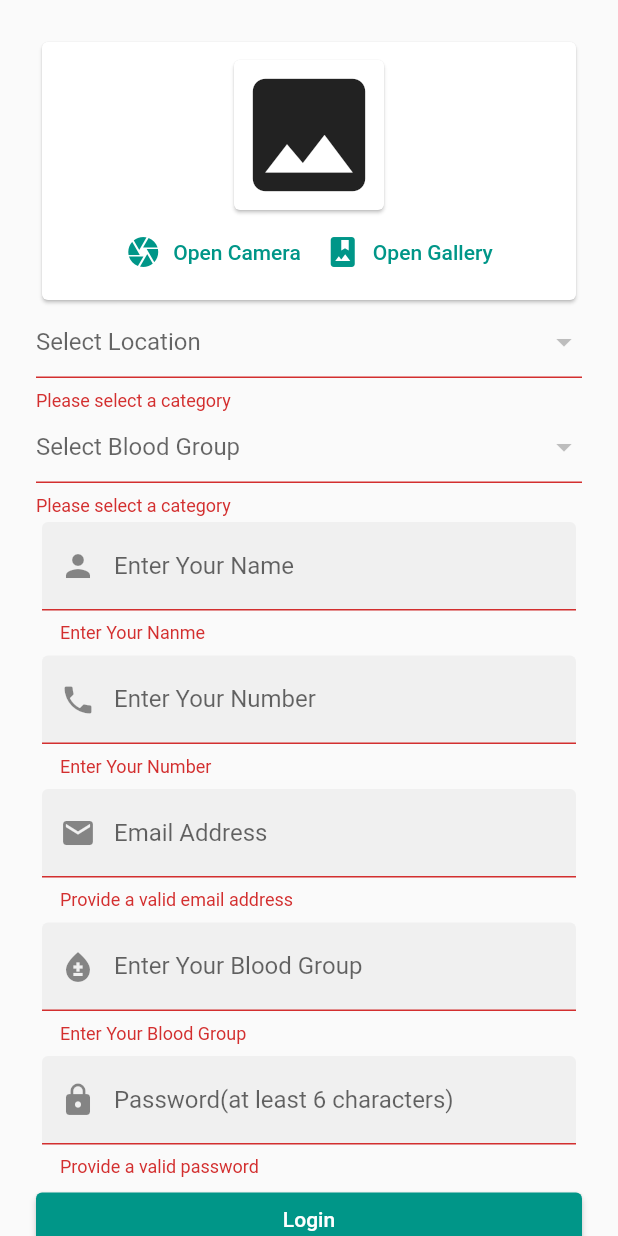
After one commit to EmonSikder121/Blood_Donate.App, a Flutter app: the RegistrationPage screen opened by its route, after a tap on "Login", on a phone screen of 412 x 824 dp. The commit adds this screen. Run offline on Flutter 3.47's test engine with Material 2 defaults, Android fonts, the phone set to English and light mode, and no system bars; our stand-ins replace cached_network_image, cloud_firestore, firebase_auth, firebase_core, firebase_storage, flutter_easyloading and 1 more; accounts and stored records are empty.

Commit message:
problem solve

```diff
--- a/lib/admin/admin_auth/admin_auth.dart
+++ b/lib/admin/admin_auth/admin_auth.dart
@@ -1,6 +1,7 @@
 import 'package:firebase_auth/firebase_auth.dart';
 
-import '../admin_db/admin_db.dart';
+import '../../dbHelper/Dbhelper.dart';
+
 
 class AuthService {
   static final _auth = FirebaseAuth.instance;
--- a/lib/admin/admin_db/admin_db.dart
+++ b/lib/dbHelper/Dbhelper.dart
@@ -33,9 +33,9 @@ class DbHelper {
   static Stream<QuerySnapshot<Map<String, dynamic>>> getAllDonorByBloodCategory(
       BloodCategoryModel bloodCategoryModel) =>
       _db
-          .collection(areaCategory)
-          .where(bloodcategoryFieldName,
-          isEqualTo: bloodCategoryModel.bloodcategoryId)
+          .collection(donarCollection)
+          .where('$donorFieldarealist.$areacategoryFieldName',
+          isEqualTo: bloodCategoryModel.bloodcategoryName)
           // .where(productFieldAvailable, isEqualTo: true)
           .snapshots();
 
@@ -43,9 +43,9 @@ class DbHelper {
   static Stream<QuerySnapshot<Map<String, dynamic>>> getAllDonorByAreaCategory(
       AreaCategoryModel areaCategoryModel) =>
       _db
-          .collection(areaCategory)
-          .where(areacategoryFieldName,
-          isEqualTo: areaCategoryModel.areacategoryId)
+          .collection(donarCollection)
+          .where('$donorFieldarealist.$areacategoryFieldName',
+          isEqualTo: areaCategoryModel.areacategoryName)
       // .where(productFieldAvailable, isEqualTo: true)
           .snapshots();
 
@@ -56,4 +56,16 @@ class DbHelper {
   static Stream<QuerySnapshot<Map<String, dynamic>>> getAllBloodCategories() =>
       _db.collection(bloodCategory).snapshots();
 
+
+  static Future<void> addUser(DonarModel donarModel) {
+    return _db
+        .collection(donarCollection)
+        .doc(donarModel.donorId)
+        .set(donarModel.toMap());
+  }
+
+  static Stream<DocumentSnapshot<Map<String, dynamic>>> getUserInfo(
+      String uid) =>
+      _db.collection(donarCollection).doc(uid).snapshots();
+
 }
--- /dev/null
+++ b/lib/user/pages/donor_registration page.dart
@@ -0,0 +1,326 @@
+import 'dart:io';
+
+import 'package:blood_donate_app/admin/model/area_catagory_model.dart';
+import 'package:blood_donate_app/admin/model/blood_catagory_model.dart';
+import 'package:blood_donate_app/user/pages/donor_profile.dart';
+import 'package:firebase_auth/firebase_auth.dart';
+import 'package:flutter/material.dart';
+import 'package:flutter_easyloading/flutter_easyloading.dart';
+import 'package:image_picker/image_picker.dart';
+import 'package:provider/provider.dart';
+import '../../provider/admin_provider.dart';
+import '../../provider/donar_provider.dart';
+
+import '../models/user_model.dart';
+
+import '../user_auth/user_auth_service.dart';
+
+
+class RegistrationPage extends StatefulWidget {
+  static const String routeName = '/registrationPage';
+
+  const RegistrationPage({Key? key}) : super(key: key);
+
+  @override
+  State<RegistrationPage> createState() => _LoginPageState();
+}
+
+class _LoginPageState extends State<RegistrationPage> {
+  final _formKey = GlobalKey<FormState>();
+  late UserProvider _userProvider;
+  final _emailController = TextEditingController();
+  final _passwordController = TextEditingController();
+  final _namedController = TextEditingController();
+  final _numberController = TextEditingController();
+  final _bloodController = TextEditingController();
+  String? thumbnailImageLocalPath;
+  AreaCategoryModel? areaCategoryModel;
+  BloodCategoryModel? bloodCategoryModel;
+  String _errMsg = '';
+  late UserProvider userProvider;
+
+  @override
+  void didChangeDependencies() {
+    userProvider = Provider.of<UserProvider>(context, listen: false);
+    super.didChangeDependencies();
+  }
+
+  @override
+  Widget build(BuildContext context) {
+    return Scaffold(
+      body: Center(
+        child: Form(
+          key: _formKey,
+          child: ListView(
+            padding: const EdgeInsets.all(24),
+            shrinkWrap: true,
+            children: [
+              Card(
+                child: Padding(
+                  padding: const EdgeInsets.all(8.0),
+                  child: Column(
+                    mainAxisSize: MainAxisSize.min,
+                    children: [
+                      Card(
+                        child: thumbnailImageLocalPath == null
+                            ? const Icon(
+                          Icons.photo,
+                          size: 100,
+                        )
+                            : Image.file(
+                          File(thumbnailImageLocalPath!),
+                          width: 100,
+                          height: 100,
+                          fit: BoxFit.cover,
+                        ),
+                      ),
+                      Wrap(
+                        crossAxisAlignment: WrapCrossAlignment.center,
+                        children: [
+                          TextButton.icon(
+                            onPressed: () {
+                              _getImage(ImageSource.camera);
+                            },
+                            icon: const Icon(Icons.camera),
+                            label: const Text('Open Camera'),
+                          ),
+                          TextButton.icon(
+                            onPressed: () {
+                              _getImage(ImageSource.gallery);
+                            },
+                            icon: const Icon(Icons.photo_album),
+                            label: const Text('Open Gallery'),
+                          ),
+                        ],
+                      )
+                    ],
+                  ),
+                ),
+              ),
+              Consumer<AdminProvider>(
+                builder: (context, provider, child) =>
+                    DropdownButtonFormField<AreaCategoryModel>(
+                      hint: const Text('Select Location'),
+                      value: areaCategoryModel,
+                      isExpanded: true,
+                      validator: (value) {
+                        if (value == null) {
+                          return 'Please select a category';
+                        }
+                        return null;
+                      },
+                      items: provider.AreaCategoryList
+                          .map((catModel) => DropdownMenuItem<AreaCategoryModel>(
+                        value: catModel,
+                        child: Text(catModel.areacategoryName),
+                      ))
+                          .toList(),
+                      onChanged: (value) {
+                        setState(() {
+                          areaCategoryModel = value;
+                        });
+                      },
+                    ),
+              ),
+              Consumer<AdminProvider>(
+                builder: (context, provider, child) =>
+                    DropdownButtonFormField<BloodCategoryModel>(
+                      hint: const Text('Select Blood Group'),
+                      value: bloodCategoryModel,
+                      isExpanded: true,
+                      validator: (value) {
+                        if (value == null) {
+                          return 'Please select a category';
+                        }
+                        return null;
+                      },
+                      items: provider.BloodCategoryList
+                          .map((catModel) => DropdownMenuItem<BloodCategoryModel>(
+                        value: catModel,
+                        child: Text(catModel.bloodcategoryName),
+                      ))
+                          .toList(),
+                      onChanged: (value) {
+                        setState(() {
+                          bloodCategoryModel = value;
+                        });
+                      },
+                    ),
+              ),
+              Padding(
+                padding: const EdgeInsets.all(4.0),
+                child: TextFormField(
+                  controller: _namedController,
+                  keyboardType: TextInputType.text,
+                  decoration: const InputDecoration(
+                      filled: true,
+                      prefixIcon: Icon(Icons.person),
+                      labelText: 'Enter Your Name'),
+                  validator: (value) {
+                    if (value == null || value.isEmpty) {
+                      return 'Enter Your Nanme';
+                    }
+                    return null;
+                  },
+                ),
+              ),
+              Padding(
+                padding: const EdgeInsets.all(4.0),
+                child: TextFormField(
+                  controller: _numberController,
+                  keyboardType: TextInputType.number,
+                  decoration: const InputDecoration(
+                      filled: true,
+                      prefixIcon: Icon(Icons.phone),
+                      labelText: 'Enter Your Number'),
+                  validator: (value) {
+                    if (value == null || value.isEmpty) {
+                      return 'Enter Your Number';
+                    }
+                    return null;
+                  },
+                ),
+              ),
+              Padding(
+                padding: const EdgeInsets.all(4.0),
+                child: TextFormField(
+                  controller: _emailController,
+                  keyboardType: TextInputType.emailAddress,
+                  decoration: const InputDecoration(
+                      filled: true,
+                      prefixIcon: Icon(Icons.email),
+                      labelText: 'Email Address'),
+                  validator: (value) {
+                    if (value == null || value.isEmpty) {
+                      return 'Provide a valid email address';
+                    }
+                    return null;
+                  },
+                ),
+              ),
+              Padding(
+                padding: const EdgeInsets.all(4.0),
+                child: TextFormField(
+                  controller: _bloodController,
+                  keyboardType: TextInputType.text,
+                  decoration: const InputDecoration(
+                      filled: true,
+                      prefixIcon: Icon(Icons.bloodtype),
+                      labelText: 'Enter Your Blood Group'),
+                  validator: (value) {
+                    if (value == null || value.isEmpty) {
+                      return 'Enter Your Blood Group';
+                    }
+                    return null;
+                  },
+                ),
+              ),
+              Padding(
+                padding: const EdgeInsets.all(4.0),
+                child: TextFormField(
+                  controller: _passwordController,
+                  //obscureText: true,
+                  decoration: const InputDecoration(
+                      filled: true,
+                      prefixIcon: Icon(Icons.lock),
+                      labelText: 'Password(at least 6 characters)'),
+                  validator: (value) {
+                    if (value == null || value.isEmpty) {
+                      return 'Provide a valid password';
+                    }
+                    return null;
+                  },
+                ),
+              ),
+              ElevatedButton(
+                onPressed: () {
+                  _authenticate();
+                },
+                child: const Text('Login'),
+              ),
+              const Center(child: Text('OR', style: TextStyle(fontSize: 20),),),
+              TextButton.icon(
+                icon: const Icon(
+                  Icons.g_mobiledata,
+                  size: 30,
+                ),
+                onPressed: _signInWithGoogle,
+                label: const Text('Sign In with Google'),
+              ),
+
+              Padding(
+                padding: const EdgeInsets.all(8.0),
+                child: Text(
+                  _errMsg,
+                  style: const TextStyle(fontSize: 18, color: Colors.red),
+                ),
+              ),
+            ],
+          ),
+        ),
+      ),
+    );
+  }
+
+  void _getImage(ImageSource imageSource) async {
+    final pickedImage = await ImagePicker().pickImage(
+      source: imageSource,
+      imageQuality: 70,
+    );
+    if (pickedImage != null) {
+      setState(() {
+        thumbnailImageLocalPath = pickedImage.path;
+      });
+    }
+  }
+
+  @override
+  void dispose() {
+    _emailController.dispose();
+    _passwordController.dispose();
+    _namedController.dispose();
+    _numberController.dispose();
+    _bloodController.dispose();
+    super.dispose();
+  }
+
+  void _authenticate() async {
+    if (_formKey.currentState!.validate()) {
+      EasyLoading.show(status: 'Please wait', dismissOnTap: false);
+      String? downloadUrl;
+      final email = _emailController.text;
+      final password = _passwordController.text;
+      UserCredential userCredential;
+      try {
+        userCredential = await AuthService.register(email, password);
+          downloadUrl = await _userProvider.uploadImage(thumbnailImageLocalPath!);
+          final userModel = DonarModel(
+            donorId: userCredential.user!.uid,
+            email: userCredential.user!.email!,
+            donorName:_namedController.text,
+            number: _namedController.hashCode,
+            bloodGroup: _bloodController.text,
+            thumbnailImageUrl: downloadUrl,
+            areaCategory: areaCategoryModel!,
+            bloodCategory: bloodCategoryModel!
+          );
+          await userProvider.addUser(userModel);
+
+        EasyLoading.dismiss();
+        Navigator.pushReplacementNamed(context, Profile.routeName);
+
+      } on FirebaseAuthException catch (error) {
+        EasyLoading.dismiss();
+        setState(() {
+          _errMsg = error.message!;
+        });
+      }
+    }
+  }
+
+  void _signInWithGoogle() async {
+
+  }
+
+
+}
--- /dev/null
+++ b/lib/user/user_auth/user_auth_service.dart
@@ -0,0 +1,25 @@
+import 'package:firebase_auth/firebase_auth.dart';
+
+class AuthService {
+  static UserCredential? userCredential;
+  static final _auth = FirebaseAuth.instance;
+  static User? get currentUser => _auth.currentUser;
+
+
+  static Future<UserCredential> register(String email, String password) async {
+    final credential = await _auth.createUserWithEmailAndPassword(
+        email: email, password: password);
+    return credential;
+  }
+
+  static Future<UserCredential> login(String email, String password) async {
+    final credential = await _auth.signInWithEmailAndPassword(
+        email: email, password: password);
+
+    return credential;
+  }
+
+  static Future<void> logout() {
+    return _auth.signOut();
+  }
+}
```
Also changed, not shown: lib/admin/pages/developer.dart (added, +34 -0 lines), lib/main.dart (+11 -7 lines), lib/provider/admin_provider.dart (+19 -5 lines), lib/provider/donar_provider.dart (added, +40 -0 lines), lib/user/pages/donar_launcharpage.dart (+12 -12 lines), lib/user/pages/donar_loginpage.dart (+88 -42 lines), lib/user/pages/donor_list.dart (+5 -3 lines), lib/user/pages/donor_profile.dart (+28 -0 lines), lib/user/pages/donor_registration.dart (deleted, +0 -20 lines), pubspec.yaml (+4 -3 lines), assets/images/Developers.jpg (added), pubspec.lock.
